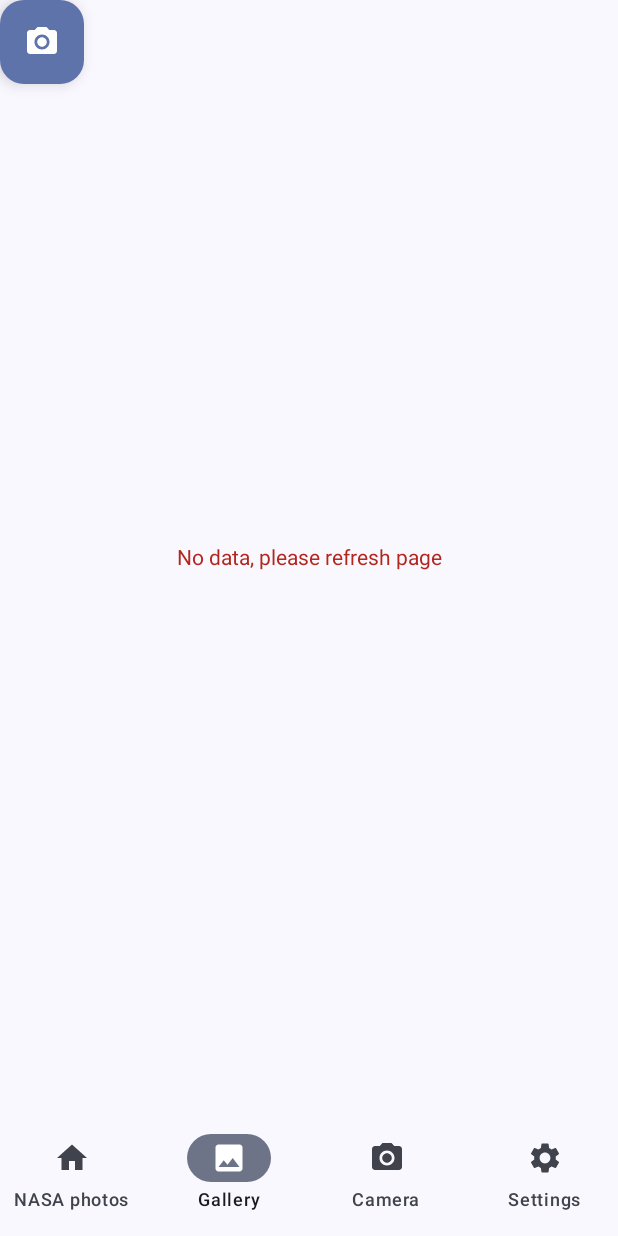
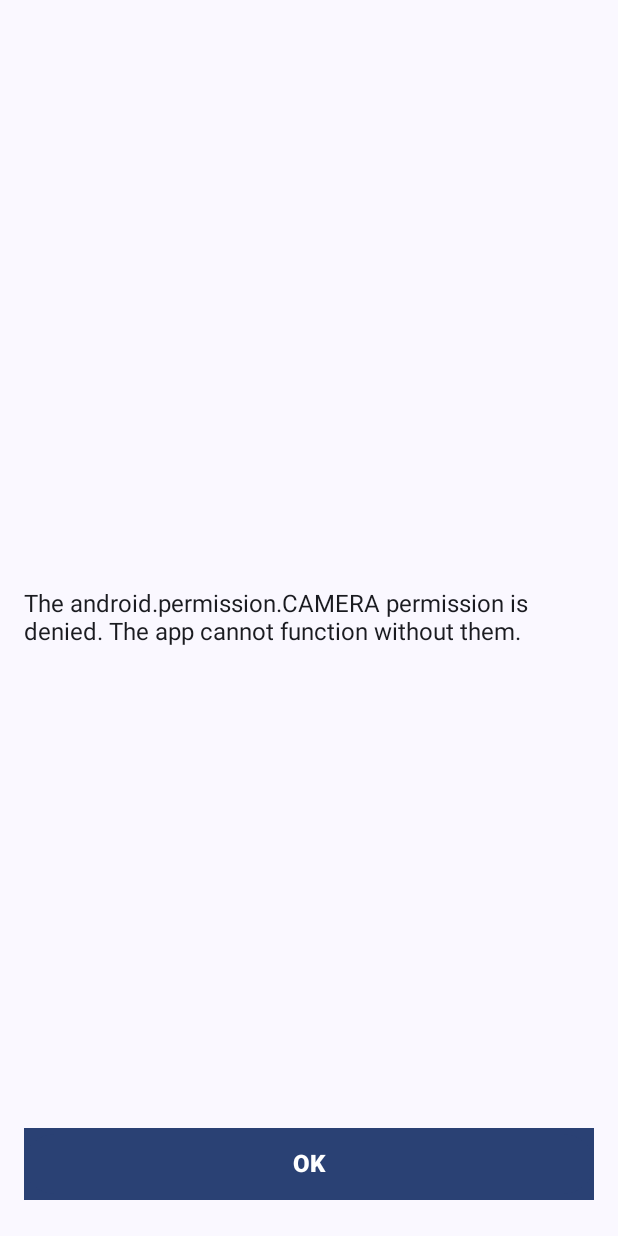
Before and after one commit to VadymVolin/cognitio-astro, an Android app built with Jetpack Compose: the GalleryScreen screen opened through its navigation route, after a tap on "Filled.PhotoCamera", on a phone screen of 412 x 824 dp. Run offline under Robolectric (Android 15) with nearby library versions, the phone set to English and light mode, and no system bars; our stand-ins replace Dagger/Hilt's generated code, Firebase (no records; nobody signed in at launch, a user with empty details on screens opened directly); libraries missing offline, so code that uses them is left out: androidx.camera.core, androidx.camera.view; pictures from the network do not load; 1 statement that could not run was skipped.

Commit message:
camera adjustments - fixed fab and some screens

```diff
--- a/app/src/main/AndroidManifest.xml
+++ b/app/src/main/AndroidManifest.xml
@@ -18,7 +18,9 @@
         <activity
             android:name=".presentation.activity.MainActivity"
             android:exported="true"
-            android:theme="@style/Theme.CognitioAstro">
+            android:theme="@style/Theme.CognitioAstro"
+            android:screenOrientation="portrait"
+            tools:ignore="LockedOrientationActivity">
             <intent-filter>
                 <action android:name="android.intent.action.MAIN" />
 
--- a/presentation/src/main/java/com/cognitio/astro/presentation/activity/MainActivityLayout.kt
+++ b/presentation/src/main/java/com/cognitio/astro/presentation/activity/MainActivityLayout.kt
@@ -1,29 +1,31 @@
 package com.cognitio.astro.presentation.activity
 
-import android.util.Log
 import androidx.compose.foundation.layout.*
+import androidx.compose.foundation.shape.CircleShape
 import androidx.compose.material.icons.Icons
 import androidx.compose.material.icons.filled.PhotoCamera
+import androidx.compose.material3.FabPosition
 import androidx.compose.material3.FloatingActionButton
 import androidx.compose.material3.Icon
 import androidx.compose.material3.MaterialTheme
 import androidx.compose.material3.Scaffold
 import androidx.compose.runtime.Composable
+import androidx.compose.runtime.getValue
+import androidx.compose.runtime.mutableStateOf
+import androidx.compose.runtime.remember
 import androidx.compose.ui.Modifier
-import androidx.compose.ui.unit.dp
+import androidx.navigation.compose.currentBackStackEntryAsState
 import androidx.navigation.compose.rememberNavController
 import com.cognitio.astro.presentation.components.BottomNavigationBar
 import com.cognitio.astro.presentation.navigation.BaseRoute
 import com.cognitio.astro.presentation.navigation.BottomBarNavHost
+import com.cognitio.astro.presentation.screen.camera.CameraScreen
 
-val items = listOf(
-    BaseRoute.PODRoute, BaseRoute.GalleryRoute, BaseRoute.CameraRoute, BaseRoute.SettingsRoute
-)
-
-@OptIn(ExperimentalLayoutApi::class)
 @Composable
 fun MainActivityLayout(items: List<BaseRoute>) {
     val navController = rememberNavController()
+    val navBackStackEntry by navController.currentBackStackEntryAsState()
+    val isCameraOpened = remember { mutableStateOf(false) }
     Scaffold(
         modifier = Modifier.fillMaxSize(),
         containerColor = MaterialTheme.colorScheme.background,
@@ -31,6 +33,23 @@ fun MainActivityLayout(items: List<BaseRoute>) {
         contentWindowInsets = WindowInsets(0, 0, 0, 0),
         bottomBar = {
             BottomNavigationBar(items = items, navigationController = navController)
+        },
+        floatingActionButtonPosition = FabPosition.End,
+        floatingActionButton = {
+            if (navBackStackEntry?.destination?.route?.equals(BaseRoute.GalleryRoute.route) == true) {
+                FloatingActionButton(
+                    containerColor = MaterialTheme.colorScheme.primaryContainer,
+                    contentColor = MaterialTheme.colorScheme.onPrimaryContainer,
+                    shape = CircleShape,
+                    onClick = {
+                        if (!isCameraOpened.value) {
+                            isCameraOpened.value = true
+                        }
+                    }
+                ) {
+                    Icon(Icons.Filled.PhotoCamera, Icons.Filled.PhotoCamera.name)
+                }
+            }
         }
     ) {
         Row(modifier = Modifier
@@ -47,12 +66,10 @@ fun MainActivityLayout(items: List<BaseRoute>) {
                 navController = navController
             )
         }
-        FloatingActionButton(
-            modifier = Modifier.padding(bottom = 72.dp),
-            onClick = {
-                Log.d("FORTRA", "MainActivityLayout: CAMERA")
-            }) {
-            Icon(Icons.Filled.PhotoCamera, Icons.Filled.PhotoCamera.name)
-        }
+    }
+    if (isCameraOpened.value) {
+        CameraScreen(setShowCameraScreen = {
+            isCameraOpened.value = it
+        })
     }
 }
--- a/presentation/src/main/java/com/cognitio/astro/presentation/components/BottomNavigationBar.kt
+++ b/presentation/src/main/java/com/cognitio/astro/presentation/components/BottomNavigationBar.kt
@@ -49,10 +49,6 @@ fun BottomNavigationBar(
                             imageVector = Icons.Filled.Image,
                             contentDescription = item.route
                         )
-                        BaseRoute.CameraRoute.route -> Icon(
-                            imageVector = Icons.Filled.PhotoCamera,
-                            contentDescription = item.route
-                        )
                         BaseRoute.SettingsRoute.route -> Icon(
                             imageVector = Icons.Filled.Settings,
                             contentDescription = item.route
--- a/presentation/src/main/java/com/cognitio/astro/presentation/components/CognitioCameraPreview.kt
+++ b/presentation/src/main/java/com/cognitio/astro/presentation/components/CognitioCameraPreview.kt
@@ -1,6 +1,5 @@
 package com.cognitio.astro.presentation.components
 
-import android.util.Log
 import androidx.camera.view.LifecycleCameraController
 import androidx.camera.view.PreviewView
 import androidx.compose.runtime.Composable
--- a/presentation/src/main/java/com/cognitio/astro/presentation/navigation/BaseRoute.kt
+++ b/presentation/src/main/java/com/cognitio/astro/presentation/navigation/BaseRoute.kt
@@ -6,6 +6,5 @@ import com.cognitio.astro.presentation.R
 sealed class BaseRoute(val route: String, @StringRes val stringResourceId: Int) {
     data object PODRoute : BaseRoute("pod", R.string.pod_route)
     data object GalleryRoute : BaseRoute("gallery", R.string.gallery_route)
-    data object CameraRoute : BaseRoute("camera", R.string.camera_route)
     data object SettingsRoute : BaseRoute("settings", R.string.settings_route)
 }
--- a/presentation/src/main/java/com/cognitio/astro/presentation/navigation/BottomBarNavHost.kt
+++ b/presentation/src/main/java/com/cognitio/astro/presentation/navigation/BottomBarNavHost.kt
@@ -6,7 +6,6 @@ import androidx.navigation.NavHostController
 import androidx.navigation.compose.NavHost
 import androidx.navigation.compose.composable
 import androidx.navigation.compose.rememberNavController
-import com.cognitio.astro.presentation.screen.camera.CameraScreen
 import com.cognitio.astro.presentation.screen.gallery.GalleryScreen
 import com.cognitio.astro.presentation.screen.nasa.screen.NasaPictureOfTheDayScreen
 import com.cognitio.astro.presentation.screen.settings.SettingsScreen
@@ -26,9 +25,6 @@ fun BottomBarNavHost(
     composable(BaseRoute.GalleryRoute.route) {
         GalleryScreen(navigationController = navController)
     }
-    composable(BaseRoute.CameraRoute.route) {
-        CameraScreen(navigationController = navController)
-    }
     composable(BaseRoute.SettingsRoute.route) {
         SettingsScreen(navigationController = navController)
     }
--- a/presentation/src/main/java/com/cognitio/astro/presentation/screen/camera/CameraScreen.kt
+++ b/presentation/src/main/java/com/cognitio/astro/presentation/screen/camera/CameraScreen.kt
@@ -7,12 +7,12 @@ import android.os.Build
 import android.provider.MediaStore
 import android.util.Log
 import android.widget.Toast
-import androidx.activity.compose.ManagedActivityResultLauncher
 import androidx.camera.core.ImageCapture
 import androidx.camera.core.ImageCapture.OnImageSavedCallback
 import androidx.camera.core.ImageCaptureException
 import androidx.camera.view.CameraController
 import androidx.camera.view.LifecycleCameraController
+import androidx.compose.foundation.background
 import androidx.compose.foundation.layout.Box
 import androidx.compose.foundation.layout.fillMaxSize
 import androidx.compose.foundation.layout.fillMaxWidth
@@ -32,12 +32,16 @@ import androidx.compose.runtime.remember
 import androidx.compose.ui.Alignment
 import androidx.compose.ui.Modifier
 import androidx.compose.ui.platform.LocalContext
+import androidx.compose.ui.text.TextStyle
+import androidx.compose.ui.text.font.FontFamily
+import androidx.compose.ui.text.font.FontWeight
 import androidx.compose.ui.unit.dp
+import androidx.compose.ui.unit.sp
 import androidx.core.content.ContextCompat
-import androidx.navigation.NavHostController
 import com.cognitio.astro.presentation.components.CognitioCameraPreview
 import com.cognitio.astro.presentation.screen.common.DialogScreen
 import com.google.accompanist.permissions.ExperimentalPermissionsApi
+import com.google.accompanist.permissions.MultiplePermissionsState
 import com.google.accompanist.permissions.PermissionState
 import com.google.accompanist.permissions.rememberMultiplePermissionsState
 import okhttp3.internal.toImmutableList
@@ -47,49 +51,84 @@ import java.util.Locale
 private const val TAG: String = "CameraScreen"
 private const val FILENAME_FORMAT = "yyyy-MM-dd-HH-mm-ss-SSS"
 
-private val requiredPermissions: List<String> =
-    mutableListOf(
-        Manifest.permission.CAMERA
-    ).apply {
-        if (Build.VERSION.SDK_INT <= Build.VERSION_CODES.P) {
-            add(Manifest.permission.WRITE_EXTERNAL_STORAGE)
-        }
-    }.toImmutableList()
-
-var activityResultLauncher: ManagedActivityResultLauncher<Array<String>, Map<String, @JvmSuppressWildcards Boolean>>? =
-    null
+private val requiredPermissions: List<String> = mutableListOf(
+    Manifest.permission.CAMERA
+).apply {
+    if (Build.VERSION.SDK_INT <= Build.VERSION_CODES.P) {
+        add(Manifest.permission.WRITE_EXTERNAL_STORAGE)
+    }
+}.toImmutableList()
 
 @OptIn(ExperimentalPermissionsApi::class)
 @Composable
-fun CameraScreen(navigationController: NavHostController) {
+fun CameraScreen(setShowCameraScreen: (Boolean) -> Unit) {
     val context = LocalContext.current
 
-    val permissionState = rememberMultiplePermissionsState(requiredPermissions)
+    val dialogVisibilityState = remember { mutableStateOf(false) }
+    val permissionState = rememberMultiplePermissionsState(requiredPermissions) { permissionsResult ->
+        permissionsResult.forEach {
+            if (requiredPermissions.contains(it.key) && !it.value) {
+                setShowCameraScreen.invoke(false)
+            }
+        }
+    }
 
     if (permissionState.allPermissionsGranted) {
-        Log.d("FORTRA", "CameraScreen: GRANTED")
-        CameraDialog(context = context, navigationController = navigationController)
+        CameraDialog(context = context, setShowCameraScreen = setShowCameraScreen)
     } else {
-        Log.d("FORTRA", "CameraScreen: NOT GRANTED")
-        Box(Modifier.fillMaxSize().padding(horizontal = 16.dp, vertical = 24.dp)) {
-            Text(
-                modifier = Modifier.fillMaxWidth().align(Alignment.Center),
-                text = getPermissionsRationaleText(
-                    permissionState.permissions,
-                    permissionState.shouldShowRationale
-                )
+        if (!dialogVisibilityState.value) {
+            DialogScreen(dialogContent = {
+                CameraPermissionMessageDialog(permissionState)
+            }, setShowDialog = {
+                setShowCameraScreen.invoke(false)
+            }, showActionBar = false)
+        }
+    }
+}
+
+@OptIn(ExperimentalPermissionsApi::class)
+@Composable
+fun CameraPermissionMessageDialog(permissionState: MultiplePermissionsState) {
+    Box(
+        Modifier
+            .fillMaxSize()
+            .padding(horizontal = 16.dp, vertical = 24.dp)
+            .background(MaterialTheme.colorScheme.background)
+    ) {
+        Text(
+            modifier = Modifier
+                .fillMaxWidth()
+                .align(Alignment.Center),
+            color = MaterialTheme.colorScheme.onSurface,
+            text = getPermissionsRationaleText(
+                permissionState.permissions, permissionState.shouldShowRationale
+            ),
+            style = TextStyle(
+                fontSize = 16.sp,
+                fontFamily = FontFamily.Default,
+                fontWeight = FontWeight.Normal
             )
-            Button(modifier = Modifier.fillMaxWidth().align(Alignment.BottomCenter), onClick = {
+        )
+        Button(modifier = Modifier
+            .fillMaxWidth()
+            .align(Alignment.BottomCenter)
+            .background(MaterialTheme.colorScheme.primary),
+            onClick = {
                 permissionState.launchMultiplePermissionRequest()
             }) {
-                Text(text = "Ok")
-            }
+            Text(text = "OK",
+                color = MaterialTheme.colorScheme.onPrimary,
+                style = TextStyle(
+                    fontSize = 16.sp,
+                    fontFamily = FontFamily.Default,
+                    fontWeight = FontWeight.Black
+                ))
         }
     }
 }
 
 @Composable
-fun CameraDialog(context: Context, navigationController: NavHostController) {
+fun CameraDialog(context: Context, setShowCameraScreen: (Boolean) -> Unit) {
     val lifecycleCameraController = remember {
         LifecycleCameraController(context).apply {
             setEnabledUseCases(CameraController.IMAGE_CAPTURE)
@@ -105,20 +144,19 @@ fun CameraDialog(context: Context, navigationController: NavHostController) {
                 dialogVisibilityState.value = it
             })
     } else {
-        navigationController.navigateUp()
+        setShowCameraScreen.invoke(false)
     }
 }
 
 @Composable
 fun CameraView(context: Context, lifecycleCameraController: LifecycleCameraController) {
-    Box(Modifier.fillMaxSize()) {
-        CognitioCameraPreview(lifecycleCameraController, Modifier.matchParentSize())
+    Box(modifier = Modifier.fillMaxSize()) {
+        CognitioCameraPreview(lifecycleCameraController, Modifier.fillMaxSize())
         IconButton(
             onClick = {
                 // Create time stamped name and MediaStore entry.
-                val name = SimpleDateFormat(FILENAME_FORMAT, Locale.US)
-                    .format(System.currentTimeMillis())
-                Log.d(TAG, "CameraView: $name")
+                val name =
+                    SimpleDateFormat(FILENAME_FORMAT, Locale.US).format(System.currentTimeMillis())
                 val contentValues = ContentValues().apply {
                     put(MediaStore.MediaColumns.DISPLAY_NAME, name)
                     put(MediaStore.MediaColumns.MIME_TYPE, "image/jpeg")
@@ -128,32 +166,26 @@ fun CameraView(context: Context, lifecycleCameraController: LifecycleCameraContr
                 }
 
                 // Create output options object which contains file + metadata
-                val outputOptions = ImageCapture.OutputFileOptions
-                    .Builder(
+                val outputOptions = ImageCapture.OutputFileOptions.Builder(
                         context.contentResolver,
                         MediaStore.Images.Media.EXTERNAL_CONTENT_URI,
                         contentValues
-                    )
-                    .build()
+                    ).build()
 
-                lifecycleCameraController.takePicture(
-                    outputOptions,
+                lifecycleCameraController.takePicture(outputOptions,
                     ContextCompat.getMainExecutor(context),
                     object : OnImageSavedCallback {
                         override fun onImageSaved(outputFileResults: ImageCapture.OutputFileResults) {
                             val msg = "Photo capture succeeded: ${outputFileResults.savedUri}"
                             Toast.makeText(context, msg, Toast.LENGTH_SHORT).show()
-                            Log.d(TAG, msg)
                         }
 
                         override fun onError(exception: ImageCaptureException) {
                             Log.e(TAG, "onError: Couldn't take a picture", exception)
                         }
 
-                    }
-                )
-            },
-            modifier = Modifier
+                    })
+            }, modifier = Modifier
                 .align(Alignment.BottomCenter)
                 .padding(30.dp)
         ) {
@@ -169,8 +201,7 @@ fun CameraView(context: Context, lifecycleCameraController: LifecycleCameraContr
 
 @OptIn(ExperimentalPermissionsApi::class)
 private fun getPermissionsRationaleText(
-    permissions: List<PermissionState>,
-    shouldShowRationale: Boolean
+    permissions: List<PermissionState>, shouldShowRationale: Boolean
 ): String {
     val revokedPermissionsSize = permissions.size
     if (revokedPermissionsSize == 0) return ""
```
Also changed, not shown: presentation/src/main/java/com/cognitio/astro/presentation/activity/MainActivity.kt (+1 -10 lines).
